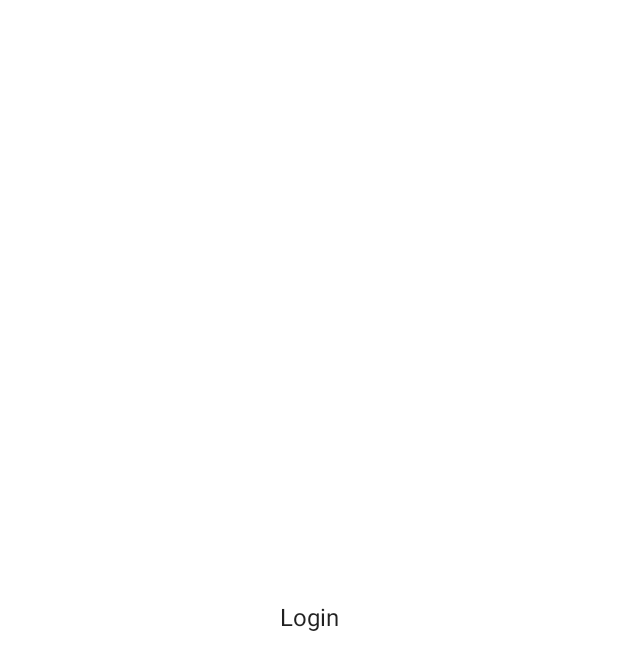
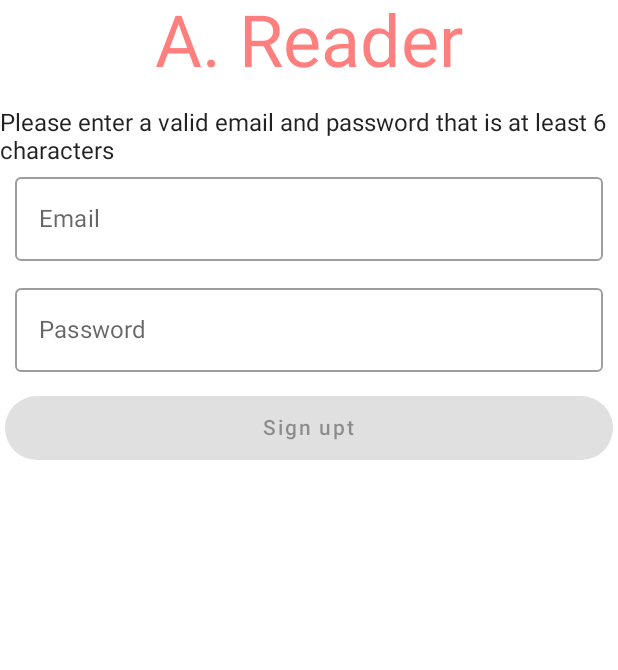
Before and after one commit to marcelosanto/meu-diario-de-livros, an Android app built with Jetpack Compose: the screen it shows after launch (MainActivity), on a phone screen of 412 x 824 dp. Before the commit the part shown is almost empty. Shown: the top 670 px of the screen. Run offline under Robolectric (Android 15) with nearby library versions, the phone set to English and light mode, and no system bars; our stand-ins replace Dagger/Hilt's generated code.

Commit message:
feat: UseForm, email and password input

```diff
--- /dev/null
+++ b/app/src/main/java/com/example/livrosqueli/components/Components.kt
@@ -0,0 +1,120 @@
+package com.example.livrosqueli.components
+
+import androidx.compose.foundation.layout.fillMaxWidth
+import androidx.compose.foundation.layout.padding
+import androidx.compose.foundation.text.KeyboardActions
+import androidx.compose.foundation.text.KeyboardOptions
+import androidx.compose.material.IconButton
+import androidx.compose.material.MaterialTheme
+import androidx.compose.material.OutlinedTextField
+import androidx.compose.material.Text
+import androidx.compose.runtime.Composable
+import androidx.compose.runtime.MutableState
+import androidx.compose.ui.Modifier
+import androidx.compose.ui.graphics.Color
+import androidx.compose.ui.text.TextStyle
+import androidx.compose.ui.text.input.ImeAction
+import androidx.compose.ui.text.input.KeyboardType
+import androidx.compose.ui.text.input.PasswordVisualTransformation
+import androidx.compose.ui.text.input.VisualTransformation
+import androidx.compose.ui.unit.dp
+import androidx.compose.ui.unit.sp
+
+@Composable
+fun ReaderLogo(modifier: Modifier = Modifier) {
+    Text(
+        modifier = modifier.padding(bottom = 16.dp),
+        text = "A. Reader",
+        style = MaterialTheme.typography.h3,
+        color = Color.Red.copy(alpha = 0.5f)
+    )
+}
+
+@Composable
+fun EmailInput(
+    modifier: Modifier = Modifier,
+    emailState: MutableState<String>,
+    labelId: String = "Email",
+    enabled: Boolean = true,
+    imeAction: ImeAction = ImeAction.Next,
+    onAction: KeyboardActions = KeyboardActions.Default
+) {
+
+    InputField(
+        modifier = modifier,
+        valueState = emailState,
+        labelId = labelId,
+        enabled = enabled,
+        imeAction = imeAction,
+        onAction = onAction,
+        keyboardType = KeyboardType.Email
+    )
+
+}
+
+@Composable
+fun InputField(
+    modifier: Modifier = Modifier,
+    valueState: MutableState<String>,
+    labelId: String,
+    enabled: Boolean,
+    isSingleLine: Boolean = true,
+    keyboardType: KeyboardType = KeyboardType.Text,
+    imeAction: ImeAction = ImeAction.Next,
+    onAction: KeyboardActions = KeyboardActions.Default
+) {
+    OutlinedTextField(
+        value = valueState.value,
+        onValueChange = { valueState.value = it },
+        label = { Text(text = labelId) },
+        singleLine = isSingleLine,
+        enabled = enabled,
+        textStyle = TextStyle(fontSize = 18.sp, color = MaterialTheme.colors.onBackground),
+        modifier = modifier
+            .padding(bottom = 10.dp, start = 10.dp, end = 10.dp)
+            .fillMaxWidth(),
+        keyboardOptions = KeyboardOptions(keyboardType = keyboardType, imeAction = imeAction),
+        keyboardActions = onAction
+    )
+}
+
+@Composable
+fun PasswordInput(
+    modifier: Modifier,
+    passwordState: MutableState<String>,
+    labelId: String,
+    enabled: Boolean,
+    passwordVisibility: MutableState<Boolean>,
+    onAction: KeyboardActions,
+    imeAction: ImeAction = ImeAction.Done
+) {
+
+    val visualTransformation =
+        if (passwordVisibility.value) VisualTransformation.None else PasswordVisualTransformation()
+
+    OutlinedTextField(
+        value = passwordState.value,
+        onValueChange = { passwordState.value = it },
+        label = { Text(text = labelId) },
+        textStyle = TextStyle(fontSize = 18.sp, color = MaterialTheme.colors.onBackground),
+        modifier = modifier
+            .padding(bottom = 10.dp, start = 10.dp, end = 10.dp)
+            .fillMaxWidth(),
+        enabled = enabled,
+        keyboardOptions = KeyboardOptions(
+            keyboardType = KeyboardType.Password,
+            imeAction = imeAction
+        ),
+        visualTransformation = visualTransformation,
+        trailingIcon = { PasswordVisibility(passwordVisibility = passwordVisibility) },
+        keyboardActions = onAction
+    )
+}
+
+@Composable
+fun PasswordVisibility(passwordVisibility: MutableState<Boolean>) {
+    val visible = passwordVisibility.value
+    IconButton(onClick = { passwordVisibility.value = !visible }) {
+
+    }
+}
--- a/app/src/main/java/com/example/livrosqueli/components/ReaderLogo.kt
+++ /dev/null
@@ -1,19 +0,0 @@
-package com.example.livrosqueli.components
-
-import androidx.compose.foundation.layout.padding
-import androidx.compose.material.MaterialTheme
-import androidx.compose.material.Text
-import androidx.compose.runtime.Composable
-import androidx.compose.ui.Modifier
-import androidx.compose.ui.graphics.Color
-import androidx.compose.ui.unit.dp
-
-@Composable
-fun ReaderLogo(modifier: Modifier = Modifier) {
-    Text(
-        modifier = modifier.padding(bottom = 16.dp),
-        text = "A. Reader",
-        style = MaterialTheme.typography.h3,
-        color = Color.Red.copy(alpha = 0.5f)
-    )
-}
--- a/app/src/main/java/com/example/livrosqueli/screens/login/ReaderBookLoginScreen.kt
+++ b/app/src/main/java/com/example/livrosqueli/screens/login/ReaderBookLoginScreen.kt
@@ -1,10 +1,119 @@
 package com.example.livrosqueli.screens.login
 
-import androidx.compose.material.Text
+import android.util.Log
+import androidx.compose.foundation.background
+import androidx.compose.foundation.layout.*
+import androidx.compose.foundation.rememberScrollState
+import androidx.compose.foundation.shape.CircleShape
+import androidx.compose.foundation.text.KeyboardActions
+import androidx.compose.foundation.verticalScroll
+import androidx.compose.material.*
 import androidx.compose.runtime.Composable
+import androidx.compose.runtime.mutableStateOf
+import androidx.compose.runtime.remember
+import androidx.compose.runtime.saveable.rememberSaveable
+import androidx.compose.ui.Alignment
+import androidx.compose.ui.ExperimentalComposeUiApi
+import androidx.compose.ui.Modifier
+import androidx.compose.ui.focus.FocusRequester
+import androidx.compose.ui.focus.focusRequester
+import androidx.compose.ui.platform.LocalSoftwareKeyboardController
+import androidx.compose.ui.res.stringResource
+import androidx.compose.ui.tooling.preview.Preview
+import androidx.compose.ui.unit.dp
 import androidx.navigation.NavController
+import com.example.livrosqueli.R
+import com.example.livrosqueli.components.EmailInput
+import com.example.livrosqueli.components.PasswordInput
+import com.example.livrosqueli.components.ReaderLogo
 
 @Composable
 fun ReaderBookLoginScreen(navController: NavController) {
-    Text(text = "Login")
+    Surface(modifier = Modifier.fillMaxSize()) {
+        Column(
+            horizontalAlignment = Alignment.CenterHorizontally,
+            verticalArrangement = Arrangement.Top
+        ) {
+            ReaderLogo()
+            UserForm(loading = false, isCreateAccount = true) { email, password ->
+                Log.d("TAG", "ReaderBookLoginScreen: $email - $password")
+
+            }
+        }
+    }
 }
+
+@Preview
+@OptIn(ExperimentalComposeUiApi::class)
+@Composable
+fun UserForm(
+    loading: Boolean = false,
+    isCreateAccount: Boolean = false,
+    onDone: (String, String) -> Unit = { email, pwd -> }
+) {
+    val email = rememberSaveable { mutableStateOf("") }
+    val password = rememberSaveable { mutableStateOf("") }
+    val passwordVisibility = rememberSaveable { mutableStateOf(false) }
+    val passwordFocusRequest = FocusRequester.Default
+    val keyboardController = LocalSoftwareKeyboardController.current
+    val valid = remember(email.value, password.value) {
+        email.value.trim().isNotEmpty() && password.value.trim().isNotEmpty()
+    }
+
+    val modifier = Modifier
+        .height(250.dp)
+        .background(MaterialTheme.colors.background)
+        .verticalScroll(
+            rememberScrollState()
+        )
+
+    Column(modifier, horizontalAlignment = Alignment.CenterHorizontally) {
+        if (isCreateAccount) Text(text = stringResource(id = R.string.create_acct))
+        else Text(text = "")
+        EmailInput(
+            emailState = email,
+            enabled = !loading,
+            onAction = KeyboardActions { passwordFocusRequest.requestFocus() })
+
+        PasswordInput(
+            modifier = Modifier.focusRequester(passwordFocusRequest),
+            passwordState = password,
+            labelId = "Password",
+            enabled = !loading,
+            passwordVisibility = passwordVisibility,
+            onAction = KeyboardActions {
+                if (!valid) return@KeyboardActions
+                onDone(email.value.trim(), password.value.trim())
+            })
+
+        SubmitButton(
+            textId = if (isCreateAccount) "Sign upt" else "Login",
+            loading = loading,
+            validInputs = valid
+        ) {
+            onDone(email.value.trim(), password.value.trim())
+            keyboardController?.hide()
+        }
+
+    }
+}
+
+@Composable
+fun SubmitButton(
+    textId: String,
+    loading: Boolean,
+    validInputs: Boolean,
+    onClick: () -> Unit
+) {
+    Button(
+        onClick = onClick,
+        modifier = Modifier
+            .padding(3.dp)
+            .fillMaxWidth(),
+        enabled = !loading && validInputs,
+        shape = CircleShape
+    ) {
+        if (loading) CircularProgressIndicator(modifier = Modifier.size(25.dp))
+        else Text(text = textId, modifier = Modifier.padding(5.dp))
+    }
+}
--- a/app/src/main/res/values/strings.xml
+++ b/app/src/main/res/values/strings.xml
@@ -1,3 +1,4 @@
 <resources>
     <string name="app_name">Livros Que Li</string>
+    <string name="create_acct">Please enter a valid email and password that is at least 6 characters</string>
 </resources>
```
